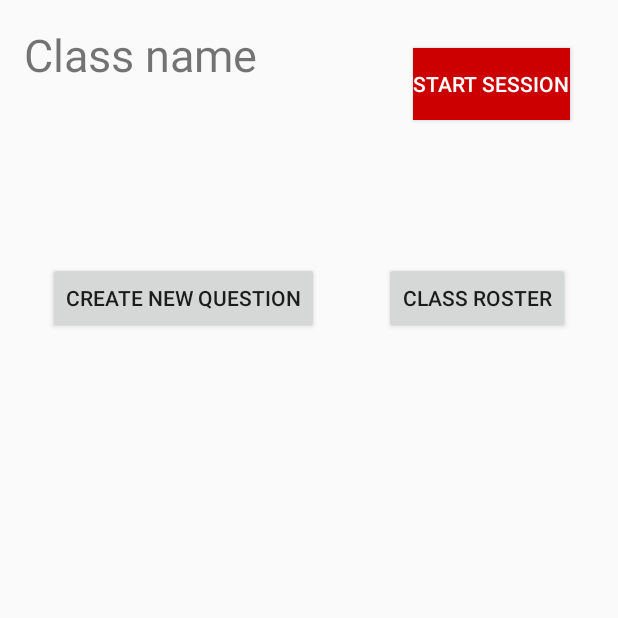
After one commit to briciora/Clicker-App, an Android app: the ClassPageTeacher screen opened directly, with no data from a screen before it, on a phone screen of 412 x 824 dp, the top half of it. The commit adds this screen. Run offline under Robolectric (Android 15) with nearby library versions, the phone set to English and light mode, and no system bars.

Commit message:
Some teacher home page functionality

```diff
--- /dev/null
+++ b/app/src/main/java/com/example/clicker/ui/login/ClassPageTeacher.java
@@ -0,0 +1,41 @@
+package com.example.clicker.ui.login;
+
+import android.content.Intent;
+import android.os.Bundle;
+
+import androidx.appcompat.app.AppCompatActivity;
+
+import android.view.View;
+
+import com.example.clicker.R;
+
+public class ClassPageTeacher extends AppCompatActivity implements View.OnClickListener {
+
+    //  TextView className;
+
+    @Override
+    protected void onCreate(Bundle savedInstanceState) {
+        super.onCreate(savedInstanceState);
+        setContentView(R.layout.activity_class_page_teacher);
+        //     className =
+        findViewById(R.id.startSession).setOnClickListener(this);
+        findViewById(R.id.addQuestion).setOnClickListener(this);
+        findViewById(R.id.roster).setOnClickListener(this);
+        // findViewById(R.id.questionList).setOnClickListener(this);
+    }
+
+    @Override
+    public void onClick(View v) {
+        switch (v.getId()) {
+            case R.id.startSession:
+                //      startActivity(new Intent(this, InSessionTeacher.class));
+                break;
+            case R.id.addQuestion:
+                startActivity(new Intent(this, CreateQuestion.class));
+                break;
+            case R.id.roster:
+                //      startActivity(new Intent(this, ClassRoster.class));
+                break;
+        }
+    }
+}
--- /dev/null
+++ b/app/src/main/res/layout/activity_class_page_teacher.xml
@@ -0,0 +1,65 @@
+<?xml version="1.0" encoding="utf-8"?>
+<androidx.constraintlayout.widget.ConstraintLayout
+    xmlns:android="http://schemas.android.com/apk/res/android"
+    xmlns:app="http://schemas.android.com/apk/res-auto"
+    xmlns:tools="http://schemas.android.com/tools"
+    android:id="@+id/container"
+    android:layout_width="match_parent"
+    android:layout_height="match_parent"
+    android:paddingLeft="16dp"
+    android:paddingTop="16dp"
+    android:paddingRight="16dp"
+    android:paddingBottom="16dp"
+    tools:context=".ui.login.ClassPageTeacher">
+
+    <!--        app:layout_constraintTop_toBottomOf="@+id/password"-->
+
+    <TextView
+        android:id="@+id/className"
+        android:layout_width="wrap_content"
+        android:layout_height="wrap_content"
+        android:text="Class name"
+        android:textSize="30dp"
+        tools:layout_editor_absoluteX="16dp"
+        tools:layout_editor_absoluteY="16dp" />
+
+    <Button
+        android:id="@+id/startSession"
+        android:layout_width="wrap_content"
+        android:layout_height="wrap_content"
+        android:layout_gravity="start"
+        android:layout_marginTop="16dp"
+        android:layout_marginEnd="16dp"
+        android:layout_marginRight="16dp"
+        android:text="Start Session"
+        app:layout_constraintEnd_toEndOf="parent"
+        app:layout_constraintTop_toTopOf="parent"
+        android:background="@android:color/holo_red_dark"
+        android:textColor="@android:color/white"/>
+
+    <Button
+        android:id="@+id/addQuestion"
+        android:layout_width="wrap_content"
+        android:layout_height="wrap_content"
+        android:layout_gravity="start"
+        android:layout_marginStart="16dp"
+        android:layout_marginLeft="16dp"
+        android:layout_marginBottom="585dp"
+        android:text="Create New Question"
+        android:visibility="visible"
+        app:layout_constraintBottom_toBottomOf="parent"
+        app:layout_constraintStart_toStartOf="parent" />
+
+    <Button
+        android:id="@+id/roster"
+        android:layout_width="wrap_content"
+        android:layout_height="wrap_content"
+        android:layout_gravity="start"
+        android:layout_marginEnd="16dp"
+        android:layout_marginRight="16dp"
+        android:layout_marginBottom="585dp"
+        android:text="Class Roster"
+        app:layout_constraintBottom_toBottomOf="parent"
+        app:layout_constraintEnd_toEndOf="parent" />
+
+</androidx.constraintlayout.widget.ConstraintLayout>
--- a/app/src/main/res/values/dimens.xml
+++ b/app/src/main/res/values/dimens.xml
@@ -2,4 +2,5 @@
     <!-- Default screen margins, per the Android Design guidelines. -->
     <dimen name="activity_horizontal_margin">16dp</dimen>
     <dimen name="activity_vertical_margin">16dp</dimen>
+    <dimen name="fab_margin">16dp</dimen>
 </resources>
--- a/app/src/main/res/values/styles.xml
+++ b/app/src/main/res/values/styles.xml
@@ -8,4 +8,13 @@
         <item name="colorAccent">@color/colorAccent</item>
     </style>
 
+    <style name="AppTheme.NoActionBar">
+        <item name="windowActionBar">false</item>
+        <item name="windowNoTitle">true</item>
+    </style>
+
+    <style name="AppTheme.AppBarOverlay" parent="ThemeOverlay.AppCompat.Dark.ActionBar" />
+
+    <style name="AppTheme.PopupOverlay" parent="ThemeOverlay.AppCompat.Light" />
+
 </resources>
```
Also changed, not shown: app/src/main/AndroidManifest.xml (+10 -1 lines), app/src/main/java/com/example/clicker/ui/login/ClassPageStudent.java (added, +23 -0 lines), app/src/main/java/com/example/clicker/ui/login/CreateQuestion.java (added, +43 -0 lines), app/src/main/res/layout/activity_class_page_student.xml (added, +36 -0 lines), app/src/main/res/layout/activity_create_question.xml (added, +41 -0 lines), app/src/main/res/layout/activity_login.xml (+4 -3 lines), app/src/main/res/values/strings.xml (+7 -0 lines).
